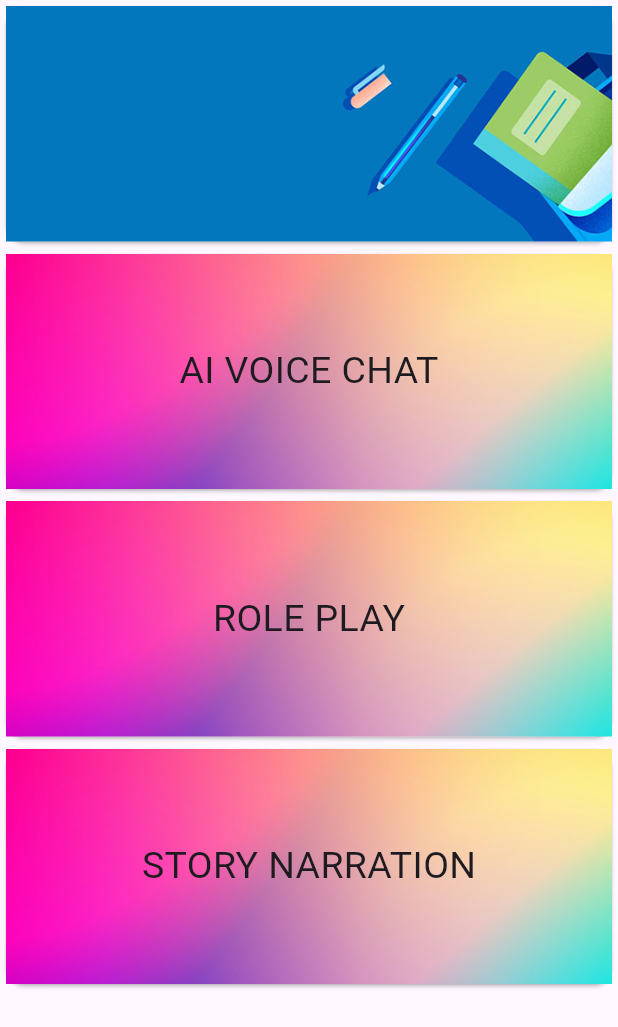
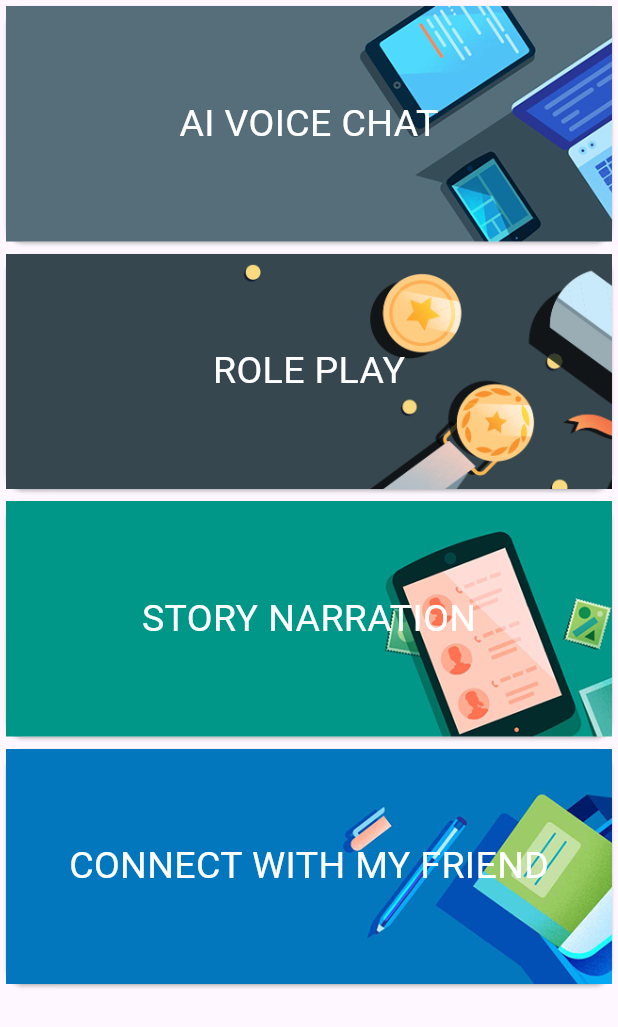
Before and after one commit to kathirvel123/kural, a Flutter app: the Homepage screen opened directly, on a phone screen of 412 x 824 dp. Shown: the top 1027 px of the screen. Run offline on Flutter 3.47's test engine with Material 3 defaults, Android fonts, the light colour scheme and no system bars; our stand-ins replace fl_chart, google_fonts, icons_plus, speech_to_text.

Commit message:
ADD:ADDED ASSERTS

```diff
--- a/frontend/myapp/lib/Pages/Homepage.dart
+++ b/frontend/myapp/lib/Pages/Homepage.dart
@@ -14,21 +14,30 @@ class Homepage extends StatefulWidget {
 
 class _HomepageState extends State<Homepage> {
   List<Cardmodel> Cards = [
-    Cardmodel(name: "", icon: "person", col: "ff7096",image:  "assets/images/img_backtoschool.jpg", page: Roleplaypage()),
     Cardmodel(
         name: "AI VOICE CHAT",
         icon: "person",
-        col: "ff7096",
-        image: "assets/images/image1.jpg",
+        col: "0xFFFFFFFF",
+        image: "assets/images/img_code.jpg",
         page: Voicechatpage()),
     Cardmodel(
-        name: "ROLE PLAY", icon: "person", col: "ff7096", page: Roleplaypage(),image: "assets/images/image1.jpg"),
+        name: "ROLE PLAY",
+        icon: "person",
+        col: "0xFFFFFFFF",
+        page: Roleplaypage(),
+        image: "assets/images/Honors.jpg"),
     Cardmodel(
         name: "STORY NARRATION",
         icon: "person",
-        col: "ff7096",
-         image: "assets/images/image1.jpg",
+        col: "0xFFFFFFFF",
+        image: "assets/images/img_reachout.jpg",
         page: Storynarationpage()),
+    Cardmodel(
+        name: "CONNECT WITH MY FRIEND",
+        icon: "person",
+        col: "0xFFFFFFFF",
+        image: "assets/images/img_backtoschool.jpg",
+        page: Roleplaypage()),
   ];
 
   @override
--- a/frontend/myapp/lib/widgets/CustomCard.dart
+++ b/frontend/myapp/lib/widgets/CustomCard.dart
@@ -41,6 +41,7 @@ class _CustomcardState extends State<Customcard> {
                 Text(
                   widget.cardmodel.name,
                   style: TextStyle(
+                    color: Color(0xFFFFFFFF),
                     fontSize: 25,
                   ),
                 ),
--- a/frontend/myapp/lib/widgets/custom_scaffold.dart
+++ b/frontend/myapp/lib/widgets/custom_scaffold.dart
@@ -16,8 +16,8 @@ class CustomScaffold extends StatelessWidget {
         extendBodyBehindAppBar: true,
         body: Stack(
           children: [
-            Image.asset( 'assets/images/pixelbg.jpg'
-             ,
+            Image.asset(
+              'assets/images/pixelbg.jpg',
               fit: BoxFit.cover,
               width: double.infinity,
               height: double.infinity,
```
Also changed, not shown: frontend/myapp/assets/images/Honors.jpg (added), frontend/myapp/assets/images/img_code.jpg (added), frontend/myapp/assets/images/img_reachout.jpg (added).
